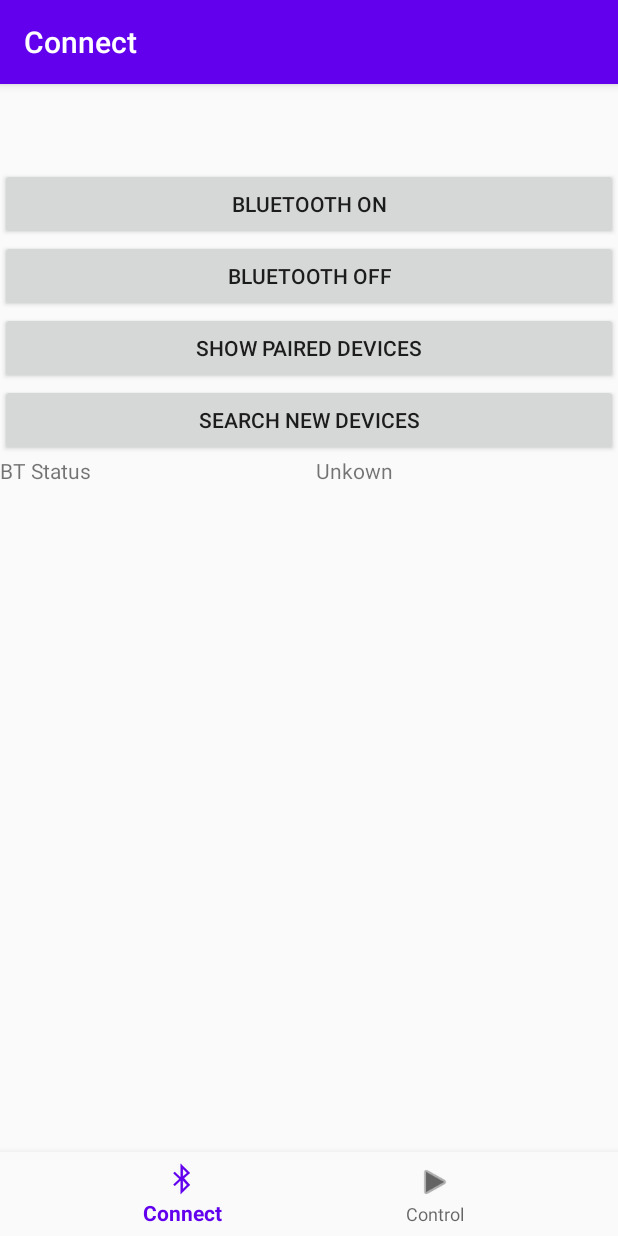
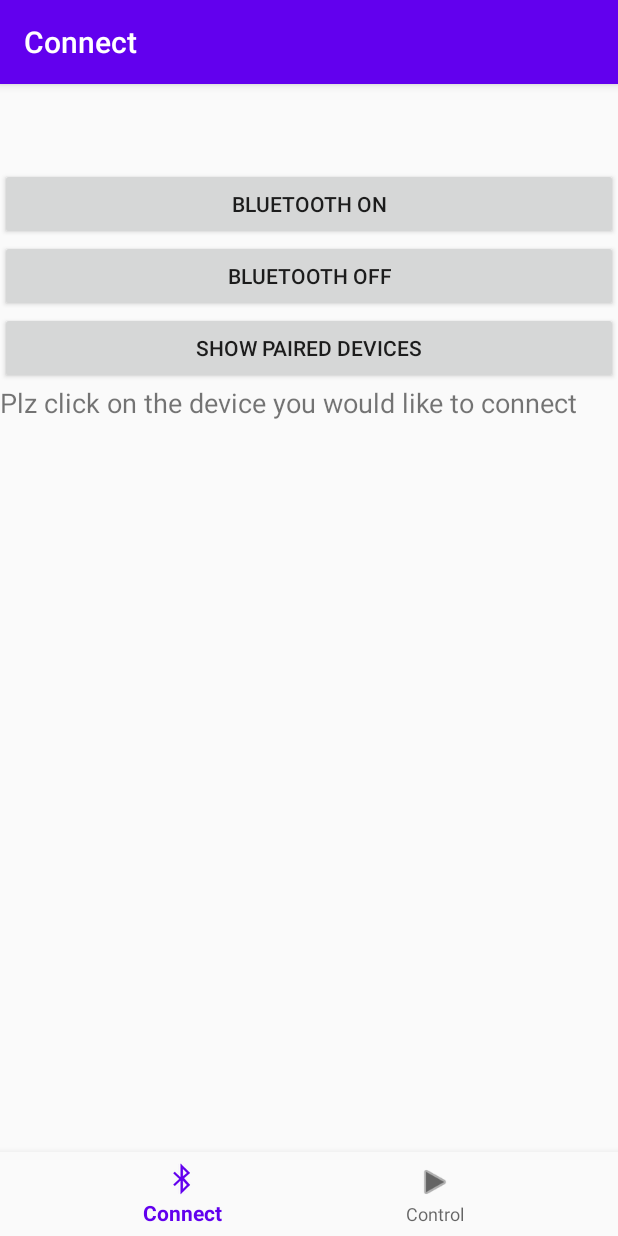
Before and after one commit to williamliu8/ABRC, an Android app: the screen it shows after launch (MainActivity), on a phone screen of 412 x 824 dp. Run offline under Robolectric (Android 15) with nearby library versions, the phone set to English and light mode, and no system bars; our stand-ins replace navigation-ui.

Commit message:
V0.75 debug for connect fragment
1. remove enable mobile phone function
2. add "plz click on the device you would like to connect"
3. add when turn off Bluetooth, will clear paired device list
4. debug when turn off and turn on Bluetooth, the paired devices will repeat again in the list
5. add message if can't connect with paired device, instead of just crashing

```diff
--- a/AndroidApp/app/src/main/res/layout/fragment_connect.xml
+++ b/AndroidApp/app/src/main/res/layout/fragment_connect.xml
@@ -31,32 +31,12 @@
             android:layout_height="wrap_content"
             android:text="@string/show_pair_dev" />
 
-        <Button
-            android:id="@+id/btn_search_dev"
-            android:layout_width="match_parent"
+        <TextView
+            android:id="@+id/textView"
+            android:layout_width="wrap_content"
             android:layout_height="wrap_content"
-            android:text="@string/Search_new_dev" />
-
-        <LinearLayout
-            android:layout_width="match_parent"
-            android:layout_height="wrap_content"
-            android:orientation="horizontal">
-
-            <TextView
-                android:id="@+id/textView2"
-                android:layout_width="wrap_content"
-                android:layout_height="wrap_content"
-                android:layout_weight="1"
-                android:text="@string/bt_status" />
-
-            <TextView
-                android:id="@+id/bt_status"
-                android:layout_width="wrap_content"
-                android:layout_height="wrap_content"
-                android:layout_weight="1"
-                android:text="@string/bt_init_status" />
-
-        </LinearLayout>
+            android:text="Plz click on the device you would like to connect"
+            android:textSize="18sp" />
 
         <ListView
             android:id="@+id/device_list"
--- a/AndroidApp/app/src/main/res/values/strings.xml
+++ b/AndroidApp/app/src/main/res/values/strings.xml
@@ -6,8 +6,6 @@
     <string name="bluetooth_off">BlueTooth OFF</string>
     <string name="show_pair_dev">Show Paired Devices</string>
     <string name="Search_new_dev">Search New Devices</string>
-    <string name="bt_status">BT Status</string>
-    <string name="bt_init_status">Unkown</string>
     <string name="devices">Devices</string>
     <string name="forward">Forward</string>
     <string name="backward">Backward</string>
```
Also changed, not shown: AndroidApp/app/src/main/java/com/hgs/abrc/ui/connect/ConnectFragment.kt (+23 -32 lines).
